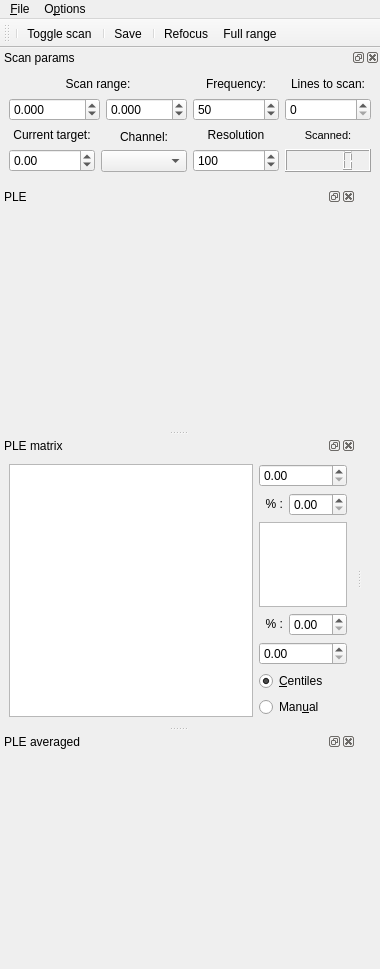
Before: the Qt Designer form src/qudi/gui/ple/ple_gui.ui in bbuusshh/scudi, drawn with Qt 5.
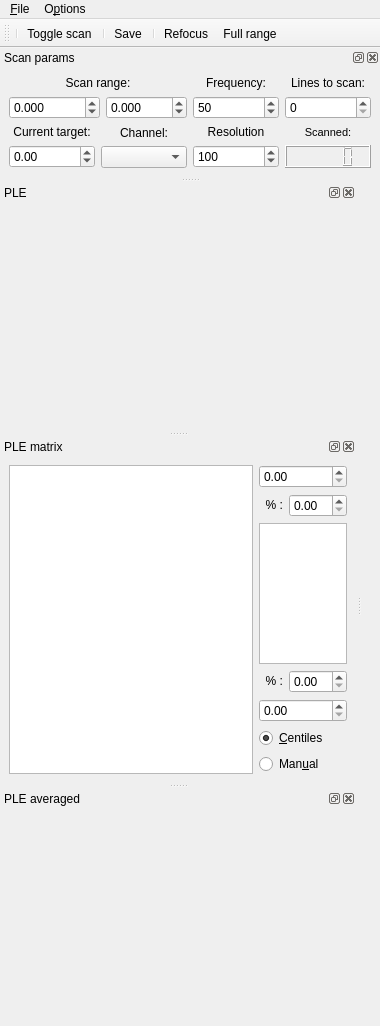
After: the same form once the commit is applied. Icons and pictures are not drawn. Custom widgets are drawn as their Qt base class.

Diff of the .ui file:
```diff
--- a/src/qudi/gui/ple/ple_gui.ui
+++ b/src/qudi/gui/ple/ple_gui.ui
@@ -7,7 +7,7 @@
     <x>0</x>
     <y>0</y>
     <width>380</width>
-    <height>962</height>
+    <height>1026</height>
    </rect>
   </property>
   <property name="sizePolicy">
@@ -87,7 +87,7 @@
   </widget>
   <widget class="QDockWidget" name="scan_control_DockWidget">
    <property name="sizePolicy">
-    <sizepolicy hsizetype="Expanding" vsizetype="Minimum">
+    <sizepolicy hsizetype="Expanding" vsizetype="Expanding">
      <horstretch>0</horstretch>
      <verstretch>0</verstretch>
     </sizepolicy>
@@ -95,13 +95,13 @@
    <property name="minimumSize">
     <size>
      <width>380</width>
-     <height>133</height>
+     <height>100</height>
     </size>
    </property>
    <property name="maximumSize">
     <size>
-     <width>380</width>
-     <height>133</height>
+     <width>524287</width>
+     <height>200</height>
     </size>
    </property>
    <property name="windowTitle">
@@ -403,15 +403,15 @@
   </widget>
   <widget class="QDockWidget" name="ple_data_dockWidget">
    <property name="sizePolicy">
-    <sizepolicy hsizetype="Preferred" vsizetype="Preferred">
+    <sizepolicy hsizetype="Preferred" vsizetype="Expanding">
      <horstretch>0</horstretch>
      <verstretch>0</verstretch>
     </sizepolicy>
    </property>
    <property name="minimumSize">
     <size>
-     <width>87</width>
-     <height>243</height>
+     <width>95</width>
+     <height>248</height>
     </size>
    </property>
    <property name="windowTitle">
@@ -443,15 +443,15 @@
   </widget>
   <widget class="QDockWidget" name="ple_matrix_dockWidget">
    <property name="sizePolicy">
-    <sizepolicy hsizetype="Preferred" vsizetype="Preferred">
+    <sizepolicy hsizetype="Preferred" vsizetype="Expanding">
      <horstretch>0</horstretch>
      <verstretch>0</verstretch>
     </sizepolicy>
    </property>
    <property name="minimumSize">
     <size>
-     <width>192</width>
-     <height>290</height>
+     <width>209</width>
+     <height>311</height>
     </size>
    </property>
    <property name="windowTitle">
```
Left out of the diff: 2 changed lines with no effect on the pictures.
